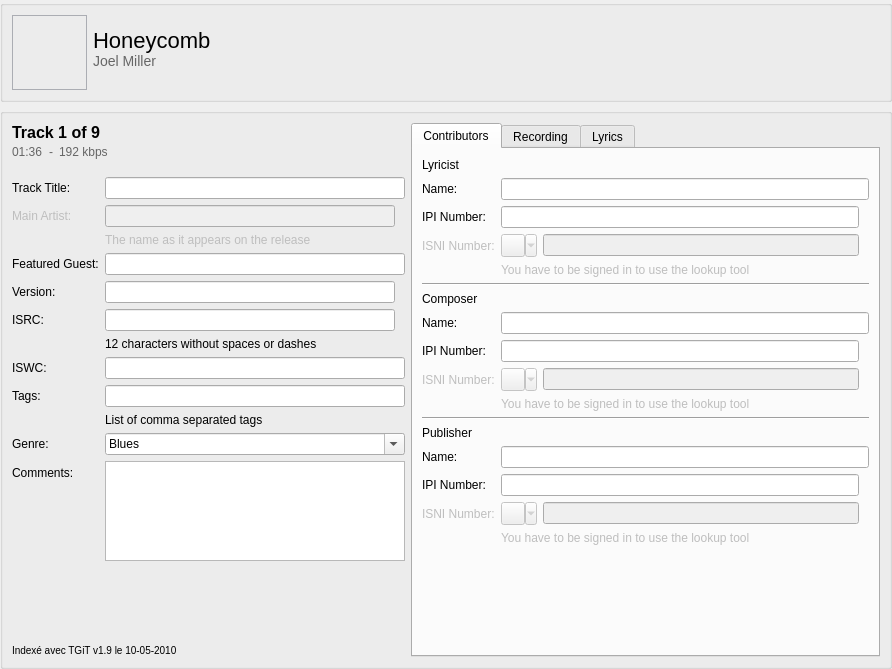
Above: resources/ui/track_page.ui from Iconoclasteinc/tgit before the change. Below: the same form after it.
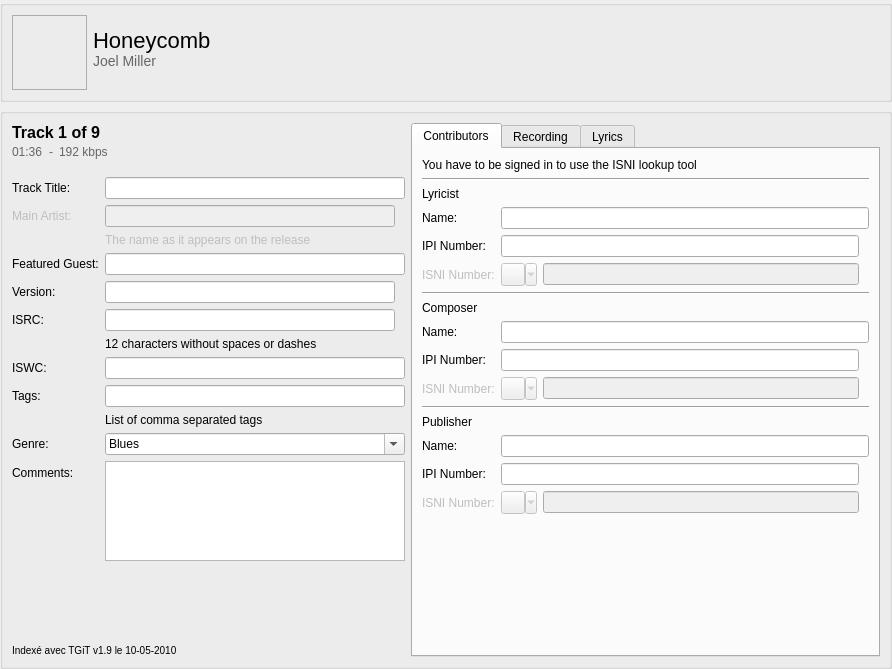
That is the form after the change. Icons and pictures are not drawn. Custom widgets are drawn as their Qt base class.

Commit message: Move the isni help towards the top of the tab space in the track edition page.

The edit to the form file:
```diff
--- a/resources/ui/track_page.ui
+++ b/resources/ui/track_page.ui
@@ -668,13 +668,37 @@
          </attribute>
          <layout class="QFormLayout" name="formLayout_5">
           <item row="0" column="0" colspan="2">
+           <widget class="QLabel" name="label">
+            <property name="styleSheet">
+             <string notr="true">QLabel[style=QWindowsVistaStyle] {
+    font-size: 7pt;
+}
+
+QLabel[style=QMacStyle] {
+    font-size: 11pt;
+}
+</string>
+            </property>
+            <property name="text">
+             <string>&lt;html&gt;&lt;head/&gt;&lt;body&gt;&lt;p&gt;You have to be signed in to use the ISNI lookup tool &lt;img src=&quot;:/tooltips/search&quot;/&gt;&lt;/p&gt;&lt;/body&gt;&lt;/html&gt;</string>
+            </property>
+           </widget>
+          </item>
+          <item row="1" column="0" colspan="2">
+           <widget class="Line" name="line">
+            <property name="orientation">
+             <enum>Qt::Horizontal</enum>
+            </property>
+           </widget>
+          </item>
+          <item row="2" column="0" colspan="2">
            <widget class="QLabel" name="_lyricist_header">
             <property name="text">
              <string>Lyricist</string>
             </property>
            </widget>
           </item>
-          <item row="1" column="0">
+          <item row="3" column="0">
            <widget class="QLabel" name="_lyricist_caption">
             <property name="text">
              <string>Name:</string>
@@ -684,7 +708,7 @@
             </property>
            </widget>
           </item>
-          <item row="1" column="1">
+          <item row="3" column="1">
            <widget class="QLineEdit" name="_lyricist">
             <property name="minimumSize">
              <size>
@@ -694,7 +718,7 @@
             </property>
            </widget>
           </item>
-          <item row="2" column="0">
+          <item row="4" column="0">
            <widget class="QLabel" name="_lyricist_ipi_caption">
             <property name="text">
              <string>IPI Number:</string>
@@ -704,7 +728,43 @@
             </property>
            </widget>
           </item>
-          <item row="3" column="0">
+          <item row="4" column="1">
+           <layout class="QHBoxLayout" name="_lyricist_ipi_edit_pane">
+            <property name="spacing">
+             <number>3</number>
+            </property>
+            <item>
+             <widget class="QLineEdit" name="_lyricist_ipi">
+              <property name="minimumSize">
+               <size>
+                <width>150</width>
+                <height>0</height>
+               </size>
+              </property>
+             </widget>
+            </item>
+            <item>
+             <widget class="HelpLabel" name="_lyricist_ipi_help">
+              <property name="maximumSize">
+               <size>
+                <width>20</width>
+                <height>20</height>
+               </size>
+              </property>
+              <property name="toolTip">
+               <string>&lt;html&gt;&lt;head/&gt;&lt;body&gt;&lt;p&gt;Placeholder Help&lt;/p&gt;&lt;/body&gt;&lt;/html&gt;</string>
+              </property>
+              <property name="pixmap">
+               <pixmap resource="../resources.qrc">:/icons/help</pixmap>
+              </property>
+              <property name="scaledContents">
+               <bool>true</bool>
+              </property>
+             </widget>
+            </item>
+           </layout>
+          </item>
+          <item row="5" column="0">
            <widget class="QLabel" name="_lyricist_isni_caption">
             <property name="enabled">
              <bool>false</bool>
@@ -717,7 +777,7 @@
             </property>
            </widget>
           </item>
-          <item row="3" column="1">
+          <item row="5" column="1">
            <layout class="QHBoxLayout" name="_lyricist_input_container">
             <item>
              <widget class="QToolButton" name="_lyricist_isni_actions_button">
@@ -780,45 +840,21 @@
             </item>
            </layout>
           </item>
-          <item row="4" column="1">
-           <widget class="QLabel" name="_lyricist_isni_info">
-            <property name="enabled">
-             <bool>false</bool>
-            </property>
-            <property name="styleSheet">
-             <string notr="true">QLabel[style=QWindowsVistaStyle] {
-    font-size: 7pt;
-    margin-top: -1px;
-    margin-bottom: 1px;
-}
-
-QLabel[style=QMacStyle] {
-    font-size: 11pt;
-    margin-top: -3px;
-    margin-bottom: 3px;
-}
-</string>
-            </property>
-            <property name="text">
-             <string>You have to be signed in to use the lookup tool</string>
-            </property>
-           </widget>
-          </item>
-          <item row="5" column="0" colspan="2">
-           <widget class="Line" name="line_2">
-            <property name="orientation">
-             <enum>Qt::Horizontal</enum>
-            </property>
-           </widget>
-          </item>
           <item row="6" column="0" colspan="2">
+           <widget class="Line" name="line_2">
+            <property name="orientation">
+             <enum>Qt::Horizontal</enum>
+            </property>
+           </widget>
+          </item>
+          <item row="7" column="0">
            <widget class="QLabel" name="_composer_name">
             <property name="text">
              <string>Composer</string>
             </property>
            </widget>
           </item>
-          <item row="7" column="0">
+          <item row="8" column="0">
            <widget class="QLabel" name="_composer_caption">
             <property name="text">
              <string>Name:</string>
@@ -828,17 +864,7 @@
             </property>
            </widget>
           </item>
-          <item row="7" column="1">
-           <widget class="QLineEdit" name="_composer">
-            <property name="minimumSize">
-             <size>
-              <width>250</width>
-              <height>0</height>
-             </size>
-            </property>
-           </widget>
-          </item>
-          <item row="8" column="0">
+          <item row="9" column="0">
            <widget class="QLabel" name="_composer_ipi_caption">
             <property name="text">
              <string>IPI Number:</string>
@@ -848,7 +874,7 @@
             </property>
            </widget>
           </item>
-          <item row="9" column="0">
+          <item row="10" column="0">
            <widget class="QLabel" name="_composer_isni_caption">
             <property name="enabled">
              <bool>false</bool>
@@ -861,7 +887,53 @@
             </property>
            </widget>
           </item>
+          <item row="8" column="1">
+           <widget class="QLineEdit" name="_composer">
+            <property name="minimumSize">
+             <size>
+              <width>250</width>
+              <height>0</height>
+             </size>
+            </property>
+           </widget>
+          </item>
           <item row="9" column="1">
+           <layout class="QHBoxLayout" name="_composer_ipi_edit_pane">
+            <property name="spacing">
+             <number>3</number>
+            </property>
+            <item>
+             <widget class="QLineEdit" name="_composer_ipi">
+              <property name="minimumSize">
+               <size>
+                <width>150</width>
+                <height>0</height>
+               </size>
+              </property>
+             </widget>
+            </item>
+            <item>
+             <widget class="HelpLabel" name="_composer_ipi_help">
+              <property name="maximumSize">
+               <size>
+                <width>20</width>
+                <height>20</height>
+               </size>
+              </property>
+              <property name="toolTip">
+               <string>&lt;html&gt;&lt;head/&gt;&lt;body&gt;&lt;p&gt;Placeholder Help&lt;/p&gt;&lt;/body&gt;&lt;/html&gt;</string>
+              </property>
+              <property name="pixmap">
+               <pixmap resource="../resources.qrc">:/icons/help</pixmap>
+              </property>
+              <property name="scaledContents">
+               <bool>true</bool>
+              </property>
+             </widget>
+            </item>
+           </layout>
+          </item>
+          <item row="10" column="1">
            <layout class="QHBoxLayout" name="_composer_input_container">
             <item>
              <widget class="QToolButton" name="_composer_isni_actions_button">
@@ -918,30 +990,6 @@
             </item>
            </layout>
           </item>
-          <item row="10" column="1">
-           <widget class="QLabel" name="_composer_isni_info">
-            <property name="enabled">
-             <bool>false</bool>
-            </property>
-            <property name="styleSheet">
-             <string notr="true">QLabel[style=QWindowsVistaStyle] {
-    font-size: 7pt;
-    margin-top: -1px;
-    margin-bottom: 1px;
-}
-
-QLabel[style=QMacStyle] {
-    font-size: 11pt;
-    margin-top: -3px;
-    margin-bottom: 3px;
-}
-</string>
-            </property>
-            <property name="text">
-             <string>You have to be signed in to use the lookup tool</string>
-            </property>
-           </widget>
-          </item>
           <item row="11" column="0" colspan="2">
            <widget class="Line" name="line_3">
             <property name="orientation">
@@ -949,7 +997,7 @@
             </property>
            </widget>
           </item>
-          <item row="12" column="0" colspan="2">
+          <item row="12" column="0">
            <widget class="QLabel" name="_publisher_header">
             <property name="text">
              <string>Publisher</string>
@@ -966,16 +1014,6 @@
             </property>
            </widget>
           </item>
-          <item row="13" column="1">
-           <widget class="QLineEdit" name="_publisher">
-            <property name="minimumSize">
-             <size>
-              <width>250</width>
-              <height>0</height>
-             </size>
-            </property>
-           </widget>
-          </item>
           <item row="14" column="0">
            <widget class="QLabel" name="_publisher_ipi_caption">
             <property name="text">
@@ -999,6 +1037,45 @@
             </property>
            </widget>
           </item>
+          <item row="13" column="1">
+           <widget class="QLineEdit" name="_publisher">
+            <property name="minimumSize">
+             <size>
+              <width>250</width>
+              <height>0</height>
+             </size>
+            </property>
+           </widget>
+          </item>
+          <item row="14" column="1">
+           <layout class="QHBoxLayout" name="_publisher_ipi_edit_pane">
+            <property name="spacing">
+             <number>3</number>
+            </property>
+            <item>
+             <widget class="QLineEdit" name="_publisher_ipi"/>
+            </item>
+            <item>
+             <widget class="HelpLabel" name="_publisher_ipi_help">
+              <property name="maximumSize">
+               <size>
+                <width>20</width>
+                <height>20</height>
+               </size>
+              </property>
+              <property name="toolTip">
+               <string>&lt;html&gt;&lt;head/&gt;&lt;body&gt;&lt;p&gt;Placeholder Help&lt;/p&gt;&lt;/body&gt;&lt;/html&gt;</string>
+              </property>
+              <property name="pixmap">
+               <pixmap resource="../resources.qrc">:/icons/help</pixmap>
+              </property>
+              <property name="scaledContents">
+               <bool>true</bool>
+              </property>
+             </widget>
+            </item>
+           </layout>
+          </item>
           <item row="15" column="1">
            <layout class="QHBoxLayout" name="_publisher_input_container">
             <item>
@@ -1062,131 +1139,6 @@
             </item>
            </layout>
           </item>
-          <item row="16" column="1">
-           <widget class="QLabel" name="_publisher_isni_info">
-            <property name="enabled">
-             <bool>false</bool>
-            </property>
-            <property name="styleSheet">
-             <string notr="true">QLabel[style=QWindowsVistaStyle] {
-    font-size: 7pt;
-    margin-top: -1px;
-    margin-bottom: 1px;
-}
-
-QLabel[style=QMacStyle] {
-    font-size: 11pt;
-    margin-top: -3px;
-    margin-bottom: 3px;
-}
-</string>
-            </property>
-            <property name="text">
-             <string>You have to be signed in to use the lookup tool</string>
-            </property>
-           </widget>
-          </item>
-          <item row="2" column="1">
-           <layout class="QHBoxLayout" name="_lyricist_ipi_edit_pane">
-            <property name="spacing">
-             <number>3</number>
-            </property>
-            <item>
-             <widget class="QLineEdit" name="_lyricist_ipi">
-              <property name="minimumSize">
-               <size>
-                <width>150</width>
-                <height>0</height>
-               </size>
-              </property>
-             </widget>
-            </item>
-            <item>
-             <widget class="HelpLabel" name="_lyricist_ipi_help">
-              <property name="maximumSize">
-               <size>
-                <width>20</width>
-                <height>20</height>
-               </size>
-              </property>
-              <property name="toolTip">
-               <string>&lt;html&gt;&lt;head/&gt;&lt;body&gt;&lt;p&gt;Placeholder Help&lt;/p&gt;&lt;/body&gt;&lt;/html&gt;</string>
-              </property>
-              <property name="pixmap">
-               <pixmap resource="../resources.qrc">:/icons/help</pixmap>
-              </property>
-              <property name="scaledContents">
-               <bool>true</bool>
-              </property>
-             </widget>
-            </item>
-           </layout>
-          </item>
-          <item row="8" column="1">
-           <layout class="QHBoxLayout" name="_composer_ipi_edit_pane">
-            <property name="spacing">
-             <number>3</number>
-            </property>
-            <item>
-             <widget class="QLineEdit" name="_composer_ipi">
-              <property name="minimumSize">
-               <size>
-                <width>150</width>
-                <height>0</height>
-               </size>
-              </property>
-             </widget>
-            </item>
-            <item>
-             <widget class="HelpLabel" name="_composer_ipi_help">
-              <property name="maximumSize">
-               <size>
-                <width>20</width>
-                <height>20</height>
-               </size>
-              </property>
-              <property name="toolTip">
-               <string>&lt;html&gt;&lt;head/&gt;&lt;body&gt;&lt;p&gt;Placeholder Help&lt;/p&gt;&lt;/body&gt;&lt;/html&gt;</string>
-              </property>
-              <property name="pixmap">
-               <pixmap resource="../resources.qrc">:/icons/help</pixmap>
-              </property>
-              <property name="scaledContents">
-               <bool>true</bool>
-              </property>
-             </widget>
-            </item>
-           </layout>
-          </item>
-          <item row="14" column="1">
-           <layout class="QHBoxLayout" name="_publisher_ipi_edit_pane">
-            <property name="spacing">
-             <number>3</number>
-            </property>
-            <item>
-             <widget class="QLineEdit" name="_publisher_ipi"/>
-            </item>
-            <item>
-             <widget class="HelpLabel" name="_publisher_ipi_help">
-              <property name="maximumSize">
-               <size>
-                <width>20</width>
-                <height>20</height>
-               </size>
-              </property>
-              <property name="toolTip">
-               <string>&lt;html&gt;&lt;head/&gt;&lt;body&gt;&lt;p&gt;Placeholder Help&lt;/p&gt;&lt;/body&gt;&lt;/html&gt;</string>
-              </property>
-              <property name="pixmap">
-               <pixmap resource="../resources.qrc">:/icons/help</pixmap>
-              </property>
-              <property name="scaledContents">
-               <bool>true</bool>
-              </property>
-             </widget>
-            </item>
-           </layout>
-          </item>
          </layout>
         </widget>
         <widget class="QWidget" name="_recording_tab">
```
Left out of the diff: 2 changed lines with no effect on the pictures. The commit also changes 2 other files.
